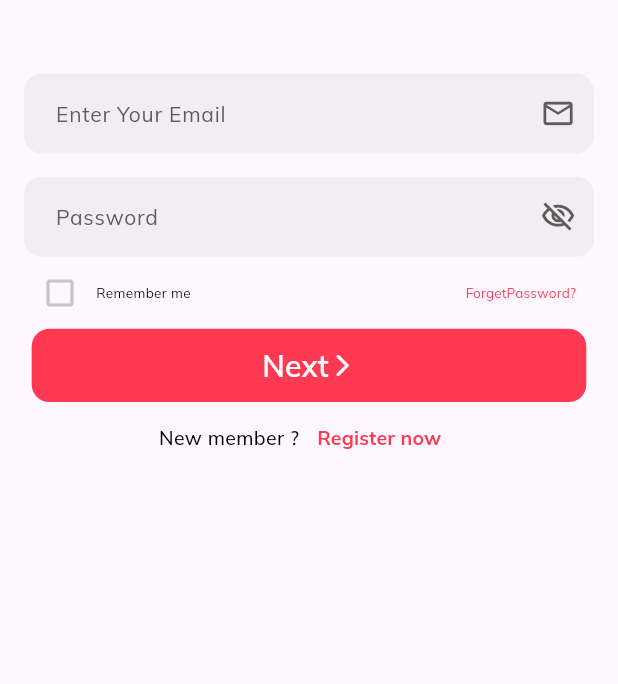
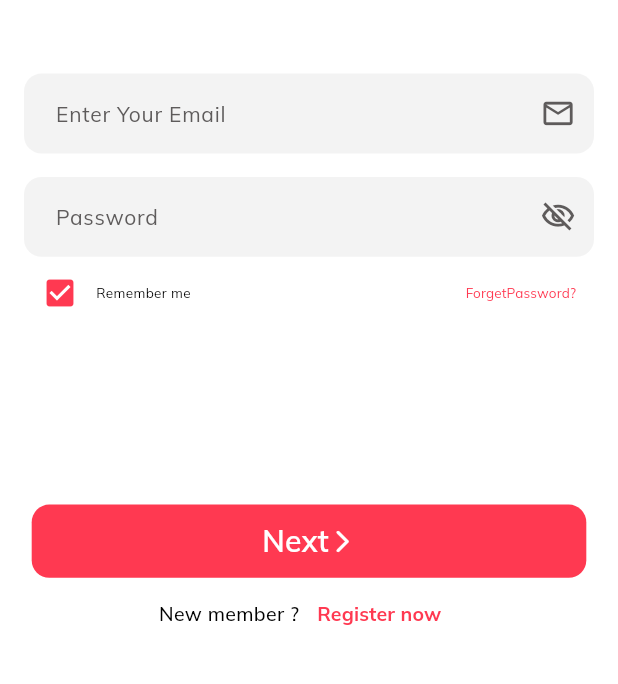
Before and after one commit to AmiraAbdel-fatah/Travel-UI-App, a Flutter app: the LoginScreen screen opened directly, after a tap on the "check box outline blank" icon, on a phone screen of 412 x 824 dp, the part 439-1123 px from its top. Run offline on Flutter 3.47's test engine with Material 3 defaults, Android fonts, the phone set to English and light mode, and no system bars; our stand-ins replace flutter_screenutil, google_fonts, smooth_page_indicator; missing offline and left inert: flutter_verification_code.

Commit message:
feat: complete registration flow and fix login UI issues

```diff
--- a/lib/screens/Login.dart
+++ b/lib/screens/Login.dart
@@ -20,6 +20,7 @@ class _LoginScreenState extends State<LoginScreen> {
   @override
   Widget build(BuildContext context) {
     return Scaffold(
+      backgroundColor: AppColors.whiteColor,
       body: SingleChildScrollView(
         child: Center(
           child: Padding(
@@ -30,12 +31,12 @@ class _LoginScreenState extends State<LoginScreen> {
                 Image.asset(
                     "assets/login_logo.png", width: 320.w, height: 250.h),
                 SizedBox(height: 50.h),
-                CustomTextField(
+                const CustomTextField(
                   hintText: "Enter Your Email",
                   suffixIcon: Icons.email_outlined,
                 ),
                 SizedBox(height: 16.h),
-                CustomTextField(
+                const CustomTextField(
                   hintText: "Password",
                   suffixIcon: Icons.visibility_off_outlined,
                 ),
@@ -44,7 +45,7 @@ class _LoginScreenState extends State<LoginScreen> {
                     IconButton(
                       onPressed: () {
                         setState(() {
-                          isChecked != isChecked;
+                          isChecked = !isChecked;
                         });
                       },
                       icon: Icon(
@@ -55,12 +56,12 @@ class _LoginScreenState extends State<LoginScreen> {
                       ),
                     ),
                     Text("Remember me", style: AppStyles.regular9Black),
-                    Spacer(),
+                    const Spacer(),
                     TextButton(
                       onPressed: () {
                         Navigator.pushReplacement(
                             context, MaterialPageRoute(builder: (context) =>
-                            RegisterScreen()));
+                            const RegisterScreen()));
                       },
                       child: Text(
                         "ForgetPassword?",
@@ -71,11 +72,11 @@ class _LoginScreenState extends State<LoginScreen> {
                     ),
                   ],
                 ),
-                Spacer(),
+                SizedBox(height: 120.h),
                 CustomElevatedButton(text: "Next", onPressed: () {
                   Navigator.pushReplacement(
                       context,
-                      MaterialPageRoute(builder: (context) => WelcomeScreen())
+                      MaterialPageRoute(builder: (context) => const WelcomeScreen())
                   );
                 }),
                 Row(
@@ -87,7 +88,7 @@ class _LoginScreenState extends State<LoginScreen> {
                         Navigator.pushReplacement(
                             context,
                             MaterialPageRoute(
-                                builder: (context) => RegisterScreen())
+                                builder: (context) => const RegisterScreen())
                         );
                       },
                       child: Text(
@@ -95,6 +96,7 @@ class _LoginScreenState extends State<LoginScreen> {
                     ),
                   ],
                 ),
+                SizedBox(height: 20.h),
               ],
             ),
           ),
```
